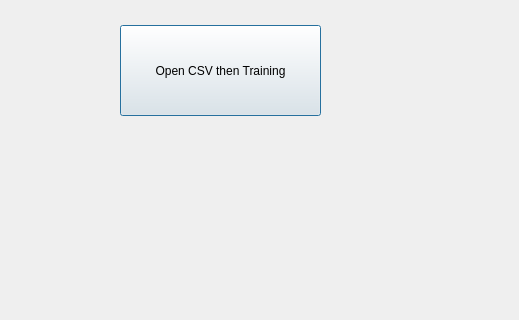
Old version of the form src/Interface/UI/load_data.ui in the repository hellorahat/LoanEligibilityPredictor; both pictures show x 0 to 519 and y 115 to 435 of the 519 by 601 pixel window.
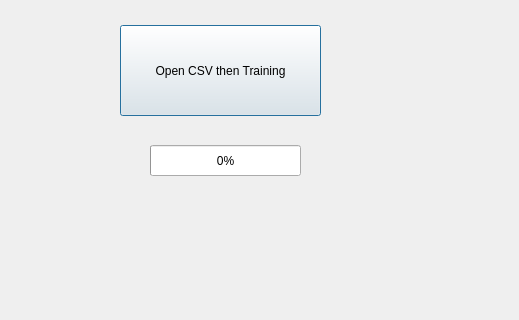
New version of the form.

The edit to the form file:
```diff
--- a/src/Interface/UI/load_data.ui
+++ b/src/Interface/UI/load_data.ui
@@ -44,6 +44,19 @@
     <string>Open CSV then Training</string>
    </property>
   </widget>
+  <widget class="QProgressBar" name="progressBar">
+   <property name="geometry">
+    <rect>
+     <x>150</x>
+     <y>260</y>
+     <width>151</width>
+     <height>31</height>
+    </rect>
+   </property>
+   <property name="value">
+    <number>0</number>
+   </property>
+  </widget>
  </widget>
  <resources/>
  <connections/>
```
